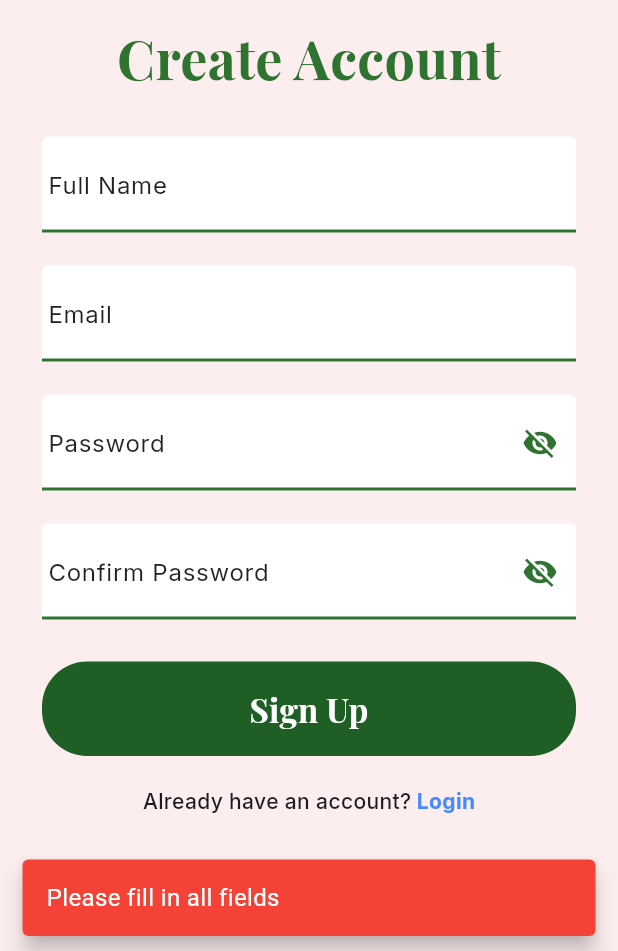
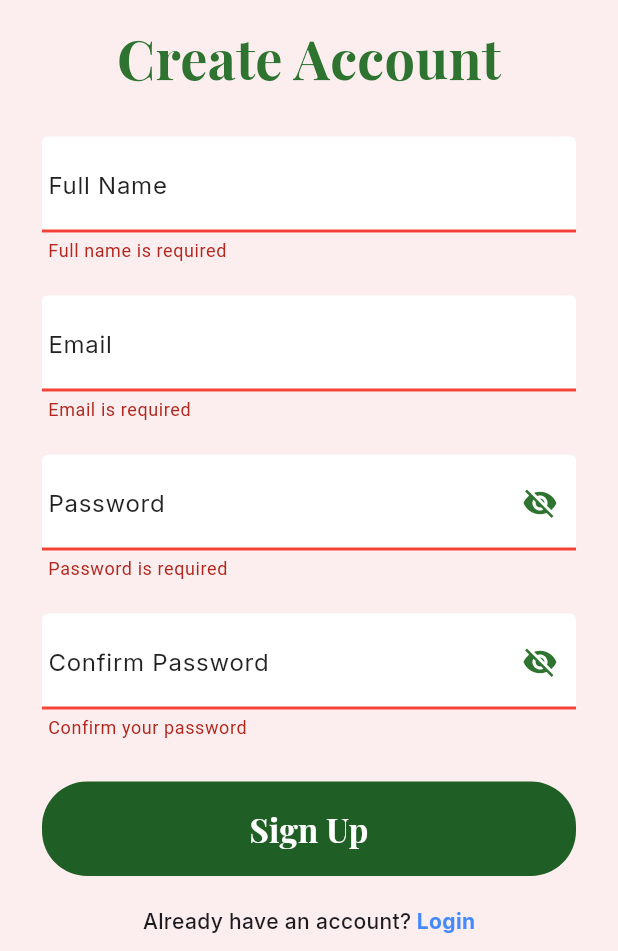
Before and after one commit to Prabin17np/bin_buddy, a Flutter app: the SignupScreen screen opened directly, after a tap on "Sign Up", on a phone screen of 412 x 824 dp, the part 285-1236 px from its top. Run offline on Flutter 3.47's test engine with Material 3 defaults, Android fonts, the phone set to English and light mode, and no system bars; our stand-ins replace dartz, equatable, flutter_riverpod, google_fonts, hive; accounts and stored records are empty.

Commit message:
adding ref in login & signup

```diff
--- a/lib/features/auth/presentation/pages/signup_page.dart
+++ b/lib/features/auth/presentation/pages/signup_page.dart
@@ -1,60 +1,108 @@
-import 'package:bin_buddy/features/dashboard/presentation/pages/bottom_navigation_page.dart';
-import 'package:bin_buddy/features/auth/presentation/pages/login_page.dart';
+import 'package:bin_buddy/features/auth/presentation/state/auth_state.dart';
+import 'package:bin_buddy/features/auth/presentation/view_model/auth_view_model.dart';
 import 'package:flutter/material.dart';
+import 'package:flutter_riverpod/flutter_riverpod.dart';
 import 'package:google_fonts/google_fonts.dart';
 import 'package:bin_buddy/widgets/my_button.dart';
 import 'package:bin_buddy/widgets/my_text_form_field.dart';
-import 'package:bin_buddy/common/snackbar_helper.dart'; // <-- Your snackbar file
+import 'package:bin_buddy/common/snackbar_helper.dart';
+import 'package:bin_buddy/features/auth/presentation/pages/login_page.dart';
 
-class SignupScreen extends StatefulWidget {
+class SignupScreen extends ConsumerStatefulWidget {
   const SignupScreen({super.key});
 
   @override
-  State<SignupScreen> createState() => _SignupScreenState();
+  ConsumerState<SignupScreen> createState() => _SignupScreenState();
 }
 
-class _SignupScreenState extends State<SignupScreen> {
-  bool passwordVisible = false;
-  bool confirmPasswordVisible = false;
+class _SignupScreenState extends ConsumerState<SignupScreen> {
+  final _formKey = GlobalKey<FormState>();
 
-  // Controllers for each input field
-  final TextEditingController fullNameController = TextEditingController();
-  final TextEditingController emailController = TextEditingController();
-  final TextEditingController passwordController = TextEditingController();
-  final TextEditingController confirmPasswordController =
+  final TextEditingController _fullNameController = TextEditingController();
+  final TextEditingController _emailController = TextEditingController();
+  final TextEditingController _passwordController = TextEditingController();
+  final TextEditingController _confirmPasswordController =
       TextEditingController();
+
+  bool _passwordVisible = false;
+  bool _confirmPasswordVisible = false;
 
   final Color background = const Color(0xFFFCEEEE);
   final Color deepGreen = const Color(0xFF1F5E24);
   final Color underlineGreen = const Color(0xFF2F7330);
 
   @override
+  void dispose() {
+    _fullNameController.dispose();
+    _emailController.dispose();
+    _passwordController.dispose();
+    _confirmPasswordController.dispose();
+    super.dispose();
+  }
+
+  void _handleSignup() {
+    if (_formKey.currentState!.validate()) {
+      // if (_passwordController.text != _confirmPasswordController.text) {
+      //   showMySnackBar(
+      //     context: context,
+      //     message: "Passwords do not match",
+      //     backgroundColor: Colors.red,
+      //   );
+      // }
+
+      ref
+          .read(authViewModelProvider.notifier)
+          .register(
+            fullName: _fullNameController.text,
+            username: _emailController.text.trim().split("@").first,
+            email: _emailController.text,
+            password: _passwordController.text,
+          );
+    }
+  }
+
+  @override
   Widget build(BuildContext context) {
-    final double horizontalPadding = 28;
+    ref.listen(authViewModelProvider, (previous, next) {
+      if (next.status == AuthStatus.error) {
+        showMySnackBar(
+          context: context,
+          message: next.errorMessage ?? "Login Failed",
+          backgroundColor: Colors.redAccent,
+        );
+      } else if (next.status == AuthStatus.register) {
+        showMySnackBar(
+          context: context,
+          message: "Login Successfull",
+          backgroundColor: Colors.green.shade900,
+        );
+        Navigator.pushReplacement(
+          context,
+          MaterialPageRoute(builder: (_) => const LoginScreen()),
+        );
+      }
+    });
 
     return Scaffold(
       backgroundColor: background,
       body: SafeArea(
         child: SingleChildScrollView(
-          child: Padding(
-            padding: EdgeInsets.symmetric(horizontal: horizontalPadding),
+          padding: const EdgeInsets.symmetric(horizontal: 28),
+          child: Form(
+            key: _formKey,
             child: Column(
               crossAxisAlignment: CrossAxisAlignment.center,
               children: [
                 const SizedBox(height: 20),
 
-                // Logo
-                Center(
-                  child: Image.asset(
-                    'assets/images/logo.jpg',
-                    height: 170,
-                    fit: BoxFit.contain,
-                  ),
+                Image.asset(
+                  'assets/images/logo.jpg',
+                  height: 170,
+                  fit: BoxFit.contain,
                 ),
 
                 const SizedBox(height: 12),
 
-                // Title
                 Text(
                   'Create Account',
                   style: GoogleFonts.playfairDisplay(
@@ -68,31 +116,52 @@
 
                 // FULL NAME
                 MyTextFormField(
-                  controller: fullNameController,
+                  controller: _fullNameController,
                   label: "Full Name",
                   underlineColor: underlineGreen,
+                  validator: (value) {
+                    if (value == null || value.isEmpty) {
+                      return "Full name is required";
+                    }
+                    return null;
+                  },
                 ),
 
                 const SizedBox(height: 22),
 
                 // EMAIL
                 MyTextFormField(
-                  controller: emailController,
+                  controller: _emailController,
                   label: "Email",
                   underlineColor: underlineGreen,
+                  validator: (value) {
+                    if (value == null || value.isEmpty) {
+                      return "Email is required";
+                    }
+                    return null;
+                  },
                 ),
 
                 const SizedBox(height: 22),
 
                 // PASSWORD
                 MyTextFormField(
-                  controller: passwordController,
+                  controller: _passwordController,
                   label: "Password",
                   underlineColor: underlineGreen,
-                  obscureText: !passwordVisible,
+                  obscureText: !_passwordVisible,
                   showToggle: true,
                   onToggle: () {
-                    setState(() => passwordVisible = !passwordVisible);
+                    setState(() => _passwordVisible = !_passwordVisible);
+                  },
+                  validator: (value) {
+                    if (value == null || value.isEmpty) {
+                      return "Password is required";
+                    }
+                    if (value.length < 6) {
+                      return "Password must be at least 6 characters";
+                    }
+                    return null;
                   },
                 ),
 
@@ -100,62 +169,34 @@
 
                 // CONFIRM PASSWORD
                 MyTextFormField(
-                  controller: confirmPasswordController,
+                  controller: _confirmPasswordController,
                   label: "Confirm Password",
                   underlineColor: underlineGreen,
-                  obscureText: !confirmPasswordVisible,
+                  obscureText: !_confirmPasswordVisible,
                   showToggle: true,
                   onToggle: () {
                     setState(
-                      () => confirmPasswordVisible = !confirmPasswordVisible,
+                      () => _confirmPasswordVisible = !_confirmPasswordVisible,
                     );
+                  },
+                  validator: (value) {
+                    if (value == null || value.isEmpty) {
+                      return "Confirm your password";
+                    }
+                    return null;
                   },
                 ),
 
                 const SizedBox(height: 28),
 
-                // SIGN UP BUTTON
                 MyButton(
                   text: "Sign Up",
                   color: deepGreen,
-                  onPressed: () {
-                    // Validation
-                    if (fullNameController.text.isEmpty ||
-                        emailController.text.isEmpty ||
-                        passwordController.text.isEmpty ||
-                        confirmPasswordController.text.isEmpty) {
-                      showMySnackBar(
-                        context: context,
-                        message: "Please fill in all fields",
-                        backgroundColor: Colors.red,
-                      );
-                    } else if (passwordController.text !=
-                        confirmPasswordController.text) {
-                      showMySnackBar(
-                        context: context,
-                        message: "Passwords do not match",
-                        backgroundColor: Colors.red,
-                      );
-                    } else {
-                      // Success
-                      showMySnackBar(
-                        context: context,
-                        message: "Signup Successful",
-                        backgroundColor: Colors.green,
-                      );
-
-                      // Navigate to HomeScreen
-                      Navigator.pushReplacement(
-                        context,
-                        MaterialPageRoute(builder: (_) => const LoginScreen()),
-                      );
-                    }
-                  },
+                  onPressed: _handleSignup,
                 ),
 
                 const SizedBox(height: 20),
 
-                // Already have account? Login
                 Row(
                   mainAxisAlignment: MainAxisAlignment.center,
                   children: [
@@ -164,11 +205,9 @@
                       style: GoogleFonts.inter(fontWeight: FontWeight.w500),
                     ),
                     GestureDetector(
-                      onTap: () {
-                        Navigator.pop(context);
-                      },
+                      onTap: () => Navigator.pop(context),
                       child: Text(
-                        ' Login',
+                        " Login",
                         style: GoogleFonts.inter(
                           color: Colors.blueAccent,
                           fontWeight: FontWeight.w700,
--- a/lib/widgets/my_text_form_field.dart
+++ b/lib/widgets/my_text_form_field.dart
@@ -7,7 +7,10 @@
   final bool obscureText;
   final bool showToggle;
   final VoidCallback? onToggle;
-  final TextEditingController? controller; // <-- Add this
+  final TextEditingController? controller;
+
+  // ADD VALIDATOR
+  final String? Function(String?)? validator;
 
   const MyTextFormField({
     super.key,
@@ -16,26 +19,38 @@
     this.obscureText = false,
     this.showToggle = false,
     this.onToggle,
-    this.controller, // <-- Add this
+    this.controller,
+    this.validator, // ADD THIS
   });
 
   @override
   Widget build(BuildContext context) {
-    return TextField(
-      controller: controller, // <-- Add this
+    return TextFormField(
+      // CHANGED FROM TextField
+      controller: controller,
       obscureText: obscureText,
+      validator: validator, // PASS VALIDATOR
       style: GoogleFonts.inter(color: Colors.black87),
       decoration: InputDecoration(
         labelText: label,
         labelStyle: GoogleFonts.inter(color: Colors.black87),
         floatingLabelBehavior: FloatingLabelBehavior.never,
         contentPadding: const EdgeInsets.symmetric(vertical: 12),
+
         enabledBorder: UnderlineInputBorder(
           borderSide: BorderSide(color: underlineColor, width: 2),
         ),
         focusedBorder: UnderlineInputBorder(
           borderSide: BorderSide(color: underlineColor, width: 2.5),
         ),
+
+        errorBorder: const UnderlineInputBorder(
+          borderSide: BorderSide(color: Colors.red, width: 2),
+        ),
+        focusedErrorBorder: const UnderlineInputBorder(
+          borderSide: BorderSide(color: Colors.red, width: 2.5),
+        ),
+
         suffixIcon: showToggle
             ? IconButton(
                 icon: Icon(
```
Also changed, not shown: lib/features/auth/presentation/pages/login_page.dart (+84 -47 lines), lib/features/auth/presentation/state/auth_state.dart (added, +31 -0 lines), lib/features/auth/presentation/view_model/auth_view_model.dart (added, +75 -0 lines), lib/main.dart (+6 -2 lines).
